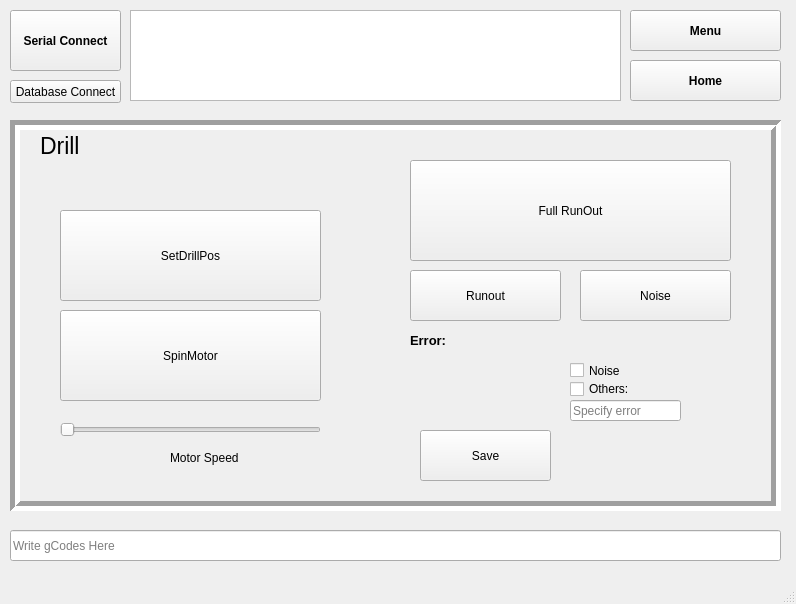
7ome/Functional-Test, file FT_vone/mainwindow.ui: the form before one commit.
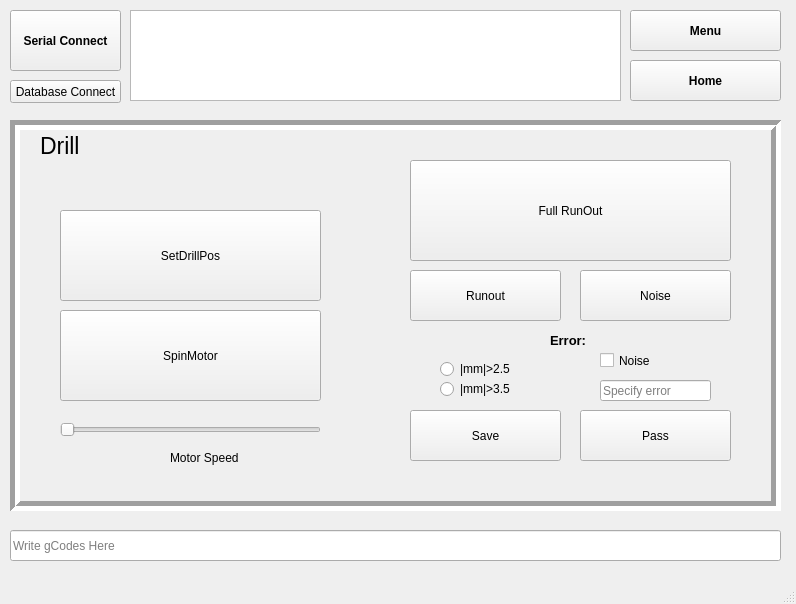
The form after the commit. The open tabs and pages were chosen to show the change.

What changed in the file:
```diff
--- a/FT_vone/mainwindow.ui
+++ b/FT_vone/mainwindow.ui
@@ -664,9 +664,9 @@
      <widget class="QPushButton" name="DSaveButton">
       <property name="geometry">
        <rect>
-        <x>400</x>
-        <y>300</y>
-        <width>131</width>
+        <x>390</x>
+        <y>280</y>
+        <width>151</width>
         <height>51</height>
        </rect>
       </property>
@@ -677,8 +677,8 @@
      <widget class="QCheckBox" name="noise_checkBox">
       <property name="geometry">
        <rect>
-        <x>550</x>
-        <y>230</y>
+        <x>580</x>
+        <y>220</y>
         <width>70</width>
         <height>21</height>
        </rect>
@@ -693,30 +693,11 @@
        <bool>true</bool>
       </property>
      </widget>
-     <widget class="QCheckBox" name="othersd_checkBox">
-      <property name="geometry">
-       <rect>
-        <x>550</x>
-        <y>250</y>
-        <width>70</width>
-        <height>18</height>
-       </rect>
-      </property>
-      <property name="text">
-       <string>Others:</string>
-      </property>
-      <property name="checkable">
-       <bool>false</bool>
-      </property>
-      <property name="tristate">
-       <bool>true</bool>
-      </property>
-     </widget>
      <widget class="QLineEdit" name="Drillother">
       <property name="geometry">
        <rect>
-        <x>550</x>
-        <y>270</y>
+        <x>580</x>
+        <y>250</y>
         <width>111</width>
         <height>21</height>
        </rect>
@@ -728,7 +709,7 @@
      <widget class="QLabel" name="label_7">
       <property name="geometry">
        <rect>
-        <x>390</x>
+        <x>530</x>
         <y>200</y>
         <width>61</width>
         <height>21</height>
@@ -745,6 +726,45 @@
        <string>Error:</string>
       </property>
      </widget>
+     <widget class="QRadioButton" name="radioButton2_5">
+      <property name="geometry">
+       <rect>
+        <x>420</x>
+        <y>230</y>
+        <width>83</width>
+        <height>18</height>
+       </rect>
+      </property>
+      <property name="text">
+       <string>|mm|&gt;2.5</string>
+      </property>
+     </widget>
+     <widget class="QRadioButton" name="radioButton3_5">
+      <property name="geometry">
+       <rect>
+        <x>420</x>
+        <y>250</y>
+        <width>83</width>
+        <height>18</height>
+       </rect>
+      </property>
+      <property name="text">
+       <string>|mm|&gt;3.5</string>
+      </property>
+     </widget>
+     <widget class="QPushButton" name="DPassButton">
+      <property name="geometry">
+       <rect>
+        <x>560</x>
+        <y>280</y>
+        <width>151</width>
+        <height>51</height>
+       </rect>
+      </property>
+      <property name="text">
+       <string>Pass</string>
+      </property>
+     </widget>
     </widget>
     <widget class="QWidget" name="page_4">
      <widget class="QLabel" name="label_3">
```
Left out of the diff: 33 changed lines with no effect on the pictures.
